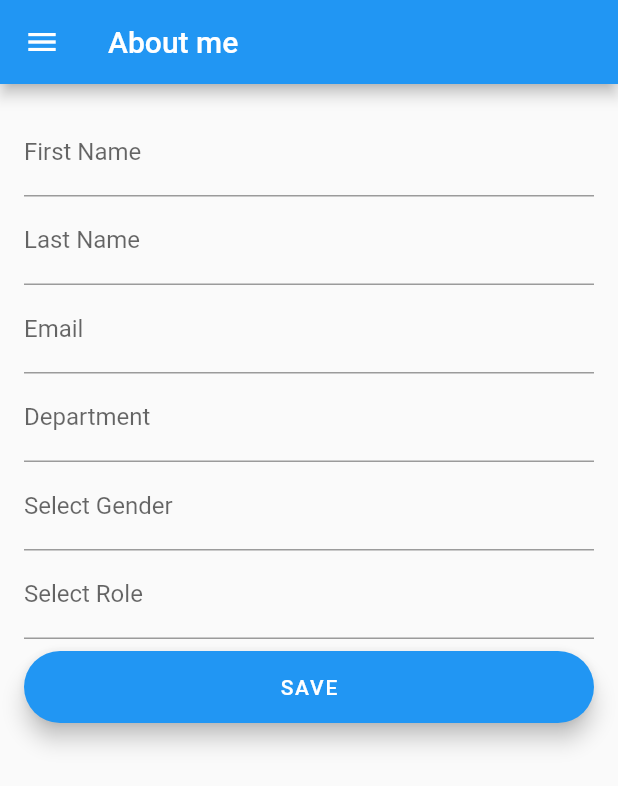
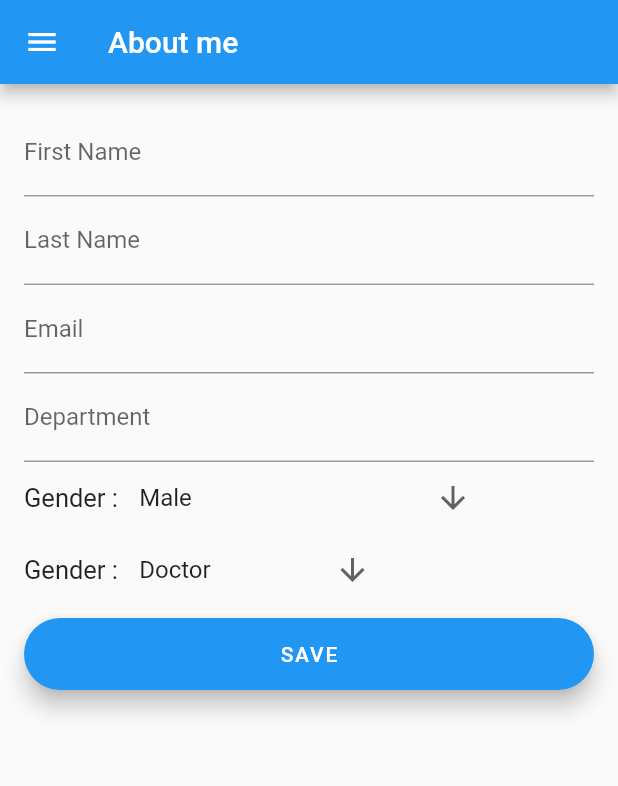
Before and after one commit to dreampioneer/doctor-app, a Flutter app: the ProfileEdit screen opened directly, on a phone screen of 412 x 824 dp. Shown: the top 786 px of the screen. Run offline on Flutter 3.47's test engine with Material 2 defaults, Android fonts, the phone set to English and light mode, and no system bars; drawn by our look-alikes of select_form_field; our stand-ins replace date_time_picker, flutter_secure_storage, image_picker; missing offline and left inert: dart:ffi, textfield_tags; accounts and stored records are empty; network calls fail.

Commit message:
update profile.

```diff
--- a/lib/api/api.dart
+++ b/lib/api/api.dart
@@ -130,6 +130,9 @@ class ApiService {
       },
       body: ProfileFormToJson(data),
     );
+    print("===============");
+    print(response.body);
+    print("===============");
     Map<String, dynamic> result;
     if(response.statusCode == 200){
       result = {'status': "success"};
@@ -182,6 +185,9 @@ class ApiService {
       },
       body: PatientFormToJson(data),
     );
+    print("=================");
+    print(response.body);
+    print("=================");
     Map<String, dynamic> result;
     if(response.statusCode == 201){
       result = {'status': "success", 'id': jsonDecode(response.body)["id"]};
--- a/lib/patient/patient.dart
+++ b/lib/patient/patient.dart
@@ -26,6 +26,9 @@ class _PatientState extends State<Patient> {
   ApiService _apiService = ApiService();
   @override
   void initState() {
+    setState(() {
+
+    });
     super.initState();
   }
   @override
--- a/lib/profile/profileEdit.dart
+++ b/lib/profile/profileEdit.dart
@@ -26,50 +26,28 @@ class _ProfileEditState extends State<ProfileEdit> {
   final TextEditingController _controllerLastName = TextEditingController();
   final TextEditingController _controllerEmail = TextEditingController();
   final TextEditingController _controllerDepartment = TextEditingController();
-  final TextEditingController _controllerGender = TextEditingController();
-  final TextEditingController _controllerRole = TextEditingController();
+  String _controllerGender = "Male";
+  String _controllerRole = "Doctor";
 
-  final List<Map<String, dynamic>> _genderItems = [
-    {
-      'value': 'Male',
-      'label': 'Male',
-    },
-    {
-      'value': 'Female',
-      'label': 'Female',
-    },
-    {
-      'value': 'Transgender',
-      'label': 'Transgender',
-    },
-    {
-      'value': 'Non-binary/non-conforming',
-      'label': 'Non-binary/non-conforming',
-    },
-    {
-      'value': 'Prefer not to respond',
-      'label': 'Prefer not to respond',
-    },
+  List<DropdownMenuItem<String>> get _genderItems{
+    List<DropdownMenuItem<String>> menuItems = [
+      const DropdownMenuItem(child: Text("Male"),value: "Male"),
+      const DropdownMenuItem(child: Text("Female"),value: "Female"),
+      const DropdownMenuItem(child: Text("Non-binary/non-conforming"),value: "Non-binary/non-conforming"),
+      const DropdownMenuItem(child: Text("Prefer not to respond"),value: "Prefer not to respond"),
     ];
+    return menuItems;
+  }
 
-  final List<Map<String, dynamic>> _roleItems = [
-    {
-      'value': 'Doctor',
-      'label': 'Doctor',
-    },
-    {
-      'value': 'Nurse',
-      'label': 'Nurse',
-    },
-    {
-      'value': 'Transgender',
-      'label': 'Transgender',
-    },
-    {
-      'value': 'Physical Therapist',
-      'label': 'Physical Therapist',
-    },
+  List<DropdownMenuItem<String>> get _roleItems{
+    List<DropdownMenuItem<String>> menuItems = [
+      const DropdownMenuItem(child: Text("Doctor"),value: "Doctor"),
+      const DropdownMenuItem(child: Text("Nurse"),value: "Nurse"),
+      const DropdownMenuItem(child: Text("Transgender"),value: "Transgender"),
+      const DropdownMenuItem(child: Text("Physical Therapist"),value: "Physical Therapist"),
     ];
+    return menuItems;
+  }
 
   ApiService _apiService = ApiService();
 
@@ -86,8 +64,8 @@ class _ProfileEditState extends State<ProfileEdit> {
       _controllerLastName.text = response["data"]["last_name"],
       _controllerEmail.text = response["data"]["email"],
       _controllerDepartment.text = response["data"]["department_id"].toString(),
-      _controllerRole.text = response["data"]["role"],
-      _controllerGender.text = response["data"]["gender"],
+      _controllerRole = response["data"]["role"],
+      _controllerGender = response["data"]["gender"],
     });
     super.initState();
   }
@@ -123,23 +101,13 @@ class _ProfileEditState extends State<ProfileEdit> {
                           ),
                         ),
                         onPressed: () {
-                          if (
-                          !_isFieldFirstNameValid ||
-                              !_isFieldLastNameValid ||
-                              !_isFieldEmailValid ||
-                              !_isFieldDepartmentValid ||
-                              !_isFieldGenderValid ||
-                              !_isFieldRoleValid
-                          ) {
-                            return;
-                          }
                           setState(() => _isLoading = true);
                           String first_name = _controllerFirstName.text;
                           String last_name = _controllerLastName.text;
                           String email = _controllerEmail.text;
                           int department_id = int.parse(_controllerDepartment.text);
-                          String gender = _controllerGender.text;
-                          String role = _controllerRole.text;
+                          String gender = _controllerGender;
+                          String role = _controllerRole;
                           ProfileForm profileForm = ProfileForm(
                               first_name: first_name,
                               last_name: last_name,
@@ -274,44 +242,62 @@ class _ProfileEditState extends State<ProfileEdit> {
   }
 
   Widget _buildSelectFieldGender() {
-    return SelectFormField(
-      controller: _controllerGender,
-      type: SelectFormFieldType.dialog, // or can be dialog
-      //initialValue: _controllerGender.text,
-      labelText: 'Gender',
-      decoration: InputDecoration(
-        labelText: "Select Gender",
-        errorText: _isFieldGenderValid
-            ? null
-            : "Gender is required",
+    return Row(
+        children: [
+          const Padding(
+            padding: EdgeInsets.only(right: 10.0),
+            child: Text(
+              "Gender : ",
+              style: TextStyle(fontSize: 17),
             ),
+          ),
+          DropdownButton<String>(
+            value: _controllerGender,
+            icon: const Icon(Icons.arrow_downward),
+            elevation: 16,
+            underline: Container(
+              height: 2,
+            ),
+            onChanged: (String? value) {
+              // This is called when the user selects an item.
+              setState(() {
+                _controllerGender = value!;
+              });
+            },
             items: _genderItems,
-      onChanged: (val) => {
-        //_controllerGender.text = val,
-        _isFieldGenderValid = true,
-      },
-      onSaved: (val) => print(val),
+          )
+        ]
     );
   }
 
   Widget _buildSelectFieldRole() {
-    return SelectFormField(
-      controller: _controllerRole,
-      type: SelectFormFieldType.dialog, // or can be dialog
-      //initialValue: _controllerRole.text,
-      labelText: 'Role',
-      decoration: InputDecoration(
-        labelText: "Select Role",
-        errorText: _isFieldRoleValid
-            ? null
-            : "Role is required",
+    return Row(
+        children: [
+          const Padding(
+            padding: EdgeInsets.only(right: 10.0),
+            child: Text(
+              "Gender : ",
+              style: TextStyle(fontSize: 17),
             ),
+          ),
+          DropdownButton<String>(
+            value: _controllerRole,
+            icon: const Icon(Icons.arrow_downward),
+            elevation: 16,
+            underline: Container(
+              height: 2,
+            ),
+            onChanged: (String? value) {
+              // This is called when the user selects an item.
+              setState(() {
+                _controllerRole = value!;
+              });
+            },
             items: _roleItems,
-      onChanged: (val) => {
-        //_controllerRole.text = val,
-        _isFieldRoleValid = true,
-      },
-      onSaved: (val) => print(val),
+          )
+        ]
     );
   }
+
+
 }
```
Lines whose indentation alone changed are shown as unchanged.
